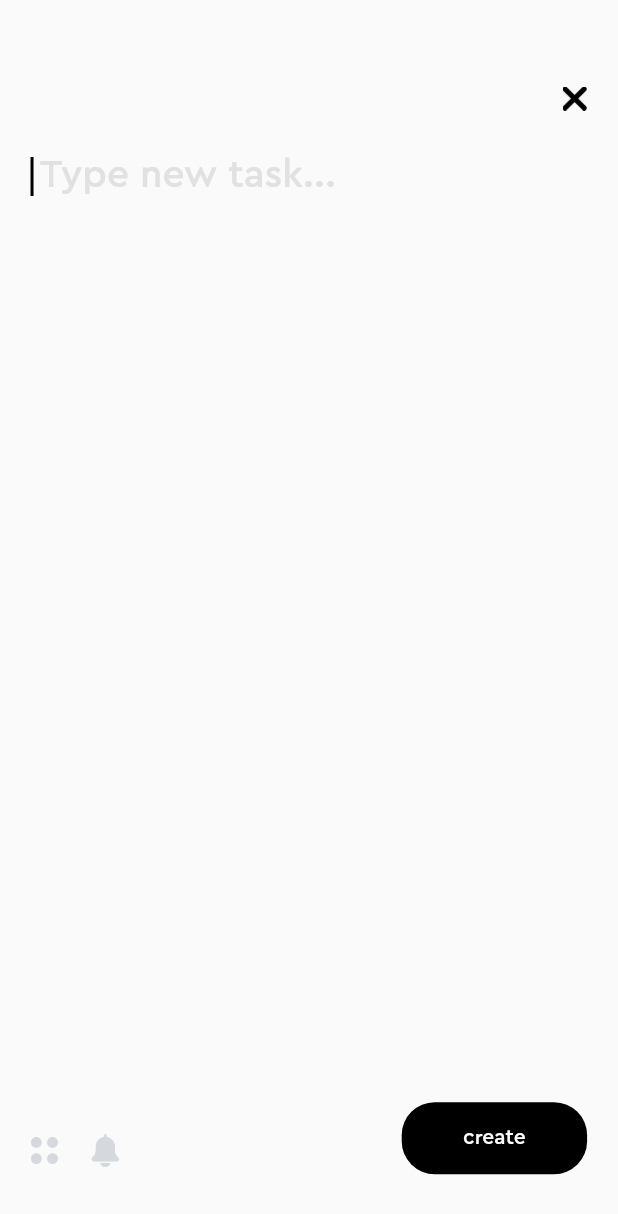
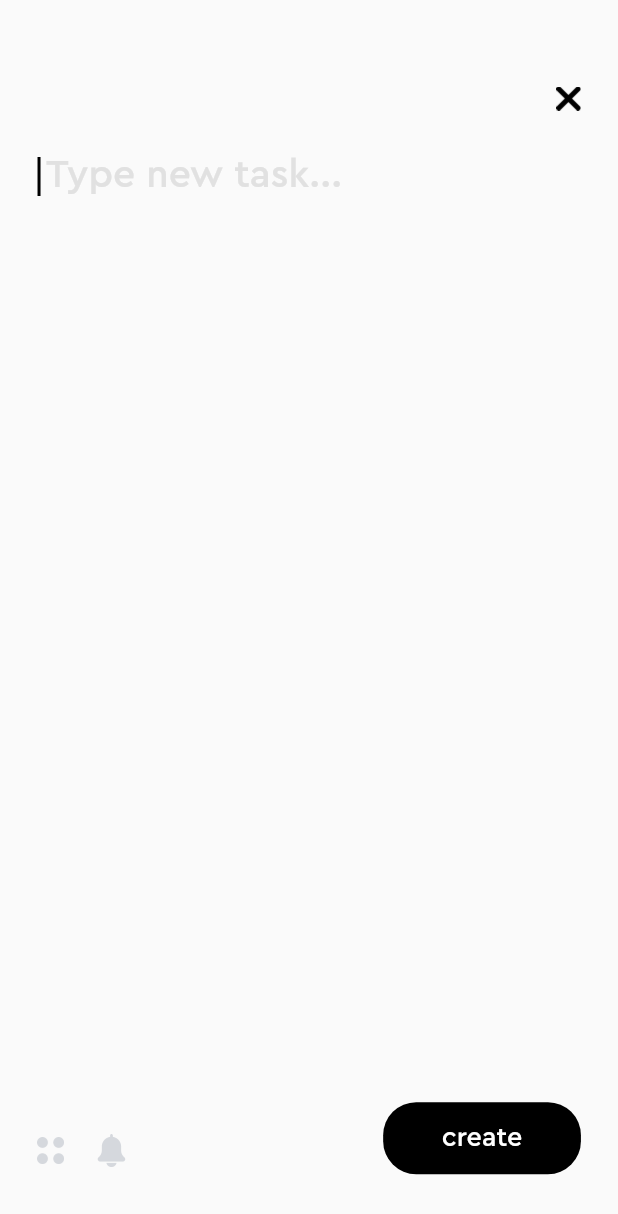
Before and after one commit to fioresat/TIMO, a Flutter app: the NewTaskPage screen opened by its route, on a phone screen of 412 x 824 dp. Shown: the top 1214 px of the screen. Run offline on Flutter 3.47's test engine with Material 2 defaults, Android fonts, the phone set to English and light mode, and no system bars; our stand-ins replace flutter_slidable, sliding_up_panel.

```diff
--- a/lib/ui/screens/new_task_page.dart
+++ b/lib/ui/screens/new_task_page.dart
@@ -23,7 +23,7 @@ class _NewTaskPageState extends State<NewTaskPage> {
     return Scaffold(
       body: Padding(
         padding: EdgeInsets.symmetric(
-            vertical: heightScreen * 0.05, horizontal: widthScreen * 0.05),
+            vertical: heightScreen * 0.05, horizontal: widthScreen * 0.06),
         child: Column(
           children: [
             Align(
@@ -84,11 +84,11 @@ class _NewTaskPageState extends State<NewTaskPage> {
                 ),
                 BlackButtonWidget(
                   onPressed: () {},
-                  width: widthScreen * 0.3,
+                  width: widthScreen * 0.32,
                   borderRadius: BorderRadius.circular(22),
                   child: const Text(
                     TestStrings.create,
-                    style: TextStyle(color: backgroundColor),
+                    style: TextStyle(color: backgroundColor, fontSize: 18),
                   ),
                 ),
               ],
```
